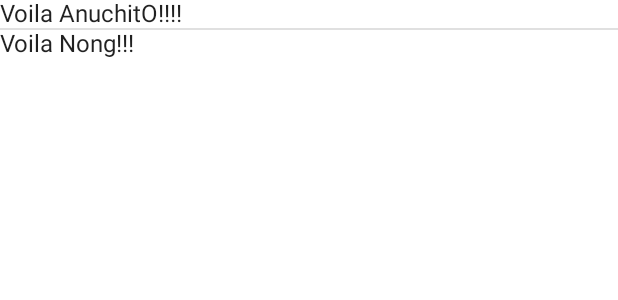
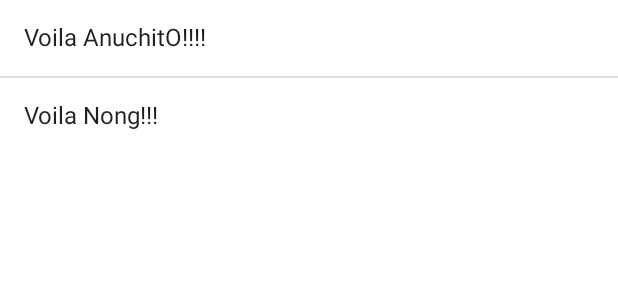
Before and after one commit to AnuchitO/JetpackCompose, an Android app built with Jetpack Compose: the @Preview function DefaultPreview, on a phone screen of 412 x 824 dp. Shown: the top 300 px of the screen. Run offline under Robolectric (Android 15) with nearby library versions, the phone set to English and light mode, and no system bars.

Commit message:
add padding 16.dp

```diff
--- a/app/src/main/java/com/anuchito/jetpackcompose/MainActivity.kt
+++ b/app/src/main/java/com/anuchito/jetpackcompose/MainActivity.kt
@@ -4,12 +4,15 @@ import android.os.Bundle
 import androidx.activity.ComponentActivity
 import androidx.activity.compose.setContent
 import androidx.compose.foundation.layout.Column
+import androidx.compose.foundation.layout.padding
 import androidx.compose.material.Divider
 import androidx.compose.material.MaterialTheme
 import androidx.compose.material.Surface
 import androidx.compose.material.Text
 import androidx.compose.runtime.Composable
+import androidx.compose.ui.Modifier
 import androidx.compose.ui.tooling.preview.Preview
+import androidx.compose.ui.unit.dp
 import com.anuchito.jetpackcompose.ui.theme.JetpackComposeTheme
 
 class MainActivity : ComponentActivity() {
@@ -44,7 +47,10 @@ fun ScreenContent() {
 
 @Composable
 fun Greeting(name: String) {
-    Text(text = "Voila $name!")
+    Text(
+        text = "Voila $name!",
+        modifier = Modifier.padding(16.dp)
+    )
 }
 
 @Preview(showBackground = true, showSystemUi = true)
```
